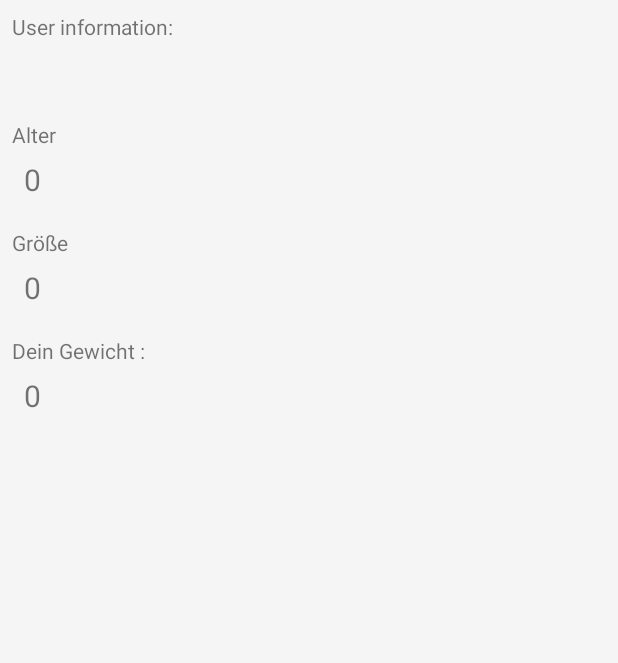
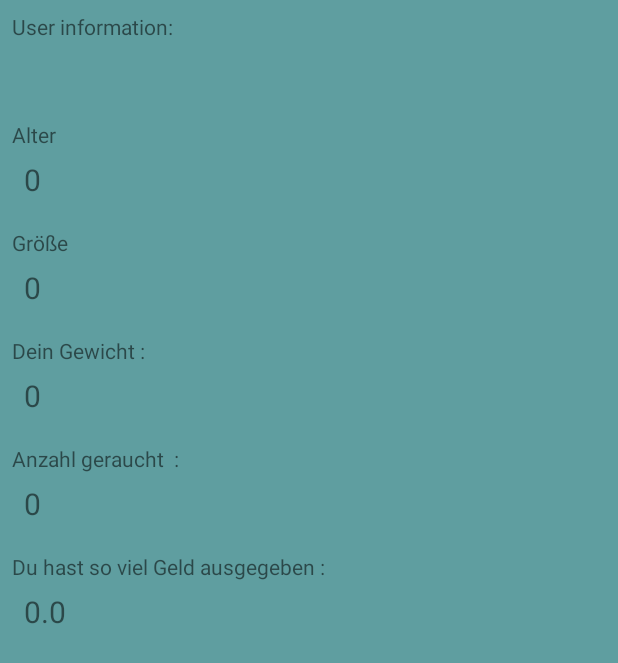
Before and after one commit to racestar4/SmokerApp, an Android app: the StatisticsActivity screen opened directly, with no data from a screen before it, on a phone screen of 412 x 824 dp. Shown: the top 663 px of the screen. Run offline under Robolectric (Android 15) with nearby library versions, the phone set to English and light mode, and no system bars.

Commit message:
final Version 0.9

```diff
--- a/app/src/main/java/com/example/smokeapp/smokeapp/InfoActivity.java
+++ b/app/src/main/java/com/example/smokeapp/smokeapp/InfoActivity.java
@@ -6,21 +6,24 @@ import android.support.annotation.Nullable;
 import android.widget.ArrayAdapter;
 import android.widget.ListAdapter;
 import android.widget.ListView;
+import android.widget.TextView;
 
 public class InfoActivity extends Activity {
 
     ListView lView;
-
     @Override
     protected void onCreate(@Nullable Bundle savedInstanceState) {
         super.onCreate(savedInstanceState);
         // load the layout
             setContentView(R.layout.activity_info);
 
+
             lView = (ListView) findViewById(R.id.list_viewasd);
             String[] functions = getResources().getStringArray(R.array.list_arrayasd);
 
+
             ListAdapter adapter = new ArrayAdapter<String>(this, android.R.layout.simple_list_item_1, functions);
             lView.setAdapter(adapter);
+
         }
 }
--- a/app/src/main/java/com/example/smokeapp/smokeapp/StatisticsActivity.java
+++ b/app/src/main/java/com/example/smokeapp/smokeapp/StatisticsActivity.java
@@ -14,6 +14,9 @@ public class StatisticsActivity extends Activity {
     TextView aage;
     TextView aasize;
     TextView aweight;
+    TextView smoked;
+    TextView costs;
+
     User user;
 
     @Override
@@ -35,6 +38,11 @@ public class StatisticsActivity extends Activity {
          aweight = (TextView) findViewById(R.id.AnzeigeWeight);
          aweight.setText(Integer.toString(user.weight));
 
+        smoked = (TextView) findViewById(R.id.smokedCounter);
+        smoked.setText(Integer.toString(user.smokedCounter));
+
+        costs = (TextView) findViewById(R.id.costCounter);
+        costs.setText(Double.toString(user.smokedCounter * 0.3));
     }
 
 }
--- a/app/src/main/java/com/example/smokeapp/smokeapp/User.java
+++ b/app/src/main/java/com/example/smokeapp/smokeapp/User.java
@@ -13,5 +13,6 @@ public class User {
 
     public User(){
         name="";
+        smokedCounter=0;
     }
 }
--- a/app/src/main/res/layout/activity_config.xml
+++ b/app/src/main/res/layout/activity_config.xml
@@ -5,7 +5,7 @@
     android:id="@+id/c"
     android:layout_width="match_parent"
     android:layout_height="match_parent"
-    android:background="@color/colorPrimaryDark"
+    android:background="@color/CadetBlue"
     android:maxHeight="800dp"
     android:maxWidth="800dp"
     android:minHeight="100dp"
--- a/app/src/main/res/layout/activity_reg.xml
+++ b/app/src/main/res/layout/activity_reg.xml
@@ -4,7 +4,7 @@ xmlns:tools="http://schemas.android.com/tools"
 android:id="@+id/c"
 android:layout_width="match_parent"
 android:layout_height="match_parent"
-android:background="@color/colorPrimaryDark"
+android:background="@color/CadetBlue"
 android:maxHeight="800dp"
 android:maxWidth="800dp"
 android:minHeight="100dp"
--- a/app/src/main/res/layout/activity_statistics.xml
+++ b/app/src/main/res/layout/activity_statistics.xml
@@ -6,7 +6,7 @@
     android:id="@+id/linearLayout2"
     android:layout_width="match_parent"
     android:layout_height="match_parent"
-    android:background="@color/WhiteSmoke"
+    android:background="@color/CadetBlue"
     tools:context=".MainActivity"
     tools:layout_editor_absoluteY="81dp">
 
@@ -70,7 +70,7 @@
                     android:layout_marginEnd="8dp"
                     android:layout_marginStart="8dp"
                     android:text="Hier soll dein Alter stehen"
-                    android:textSize="20dp"
+                    android:textSize="20sp"
                     app:layout_constraintBottom_toBottomOf="parent"
                     app:layout_constraintEnd_toEndOf="parent"
                     app:layout_constraintHorizontal_bias="0.448"
@@ -120,6 +120,51 @@
                     app:layout_constraintHorizontal_bias="0.448"
                     app:layout_constraintStart_toStartOf="parent" />
 
+                <TextView
+                    android:id="@+id/textSmoked"
+                    android:layout_width="match_parent"
+                    android:layout_height="26dp"
+                    android:text="Anzahl geraucht  : "
+                    tools:layout_editor_absoluteX="71dp"
+                    tools:layout_editor_absoluteY="129dp" />
+
+                <TextView
+                    android:id="@+id/smokedCounter"
+                    android:layout_width="399dp"
+                    android:layout_height="36dp"
+                    android:layout_marginBottom="10dp"
+                    android:layout_marginEnd="8dp"
+                    android:layout_marginStart="8dp"
+                    android:text="Du stehen deine gerauchten Kippen"
+                    android:textSize="20dp"
+                    app:layout_constraintBottom_toBottomOf="parent"
+                    app:layout_constraintEnd_toEndOf="parent"
+                    app:layout_constraintHorizontal_bias="0.448"
+                    app:layout_constraintStart_toStartOf="parent" />
+
+                <TextView
+                    android:id="@+id/textCosts"
+                    android:layout_width="match_parent"
+                    android:layout_height="26dp"
+                    android:text="Du hast so viel Geld ausgegeben : "
+                    tools:layout_editor_absoluteX="71dp"
+                    tools:layout_editor_absoluteY="129dp" />
+
+                <TextView
+                    android:id="@+id/costCounter"
+                    android:layout_width="399dp"
+                    android:layout_height="36dp"
+                    android:layout_marginBottom="10dp"
+                    android:layout_marginEnd="8dp"
+                    android:layout_marginStart="8dp"
+                    android:text="Hier steht dein ausgegebens Geld"
+                    android:textSize="20dp"
+                    app:layout_constraintBottom_toBottomOf="parent"
+                    app:layout_constraintEnd_toEndOf="parent"
+                    app:layout_constraintHorizontal_bias="0.448"
+                    app:layout_constraintStart_toStartOf="parent" />
+
+
             </LinearLayout>
         </LinearLayout>
     </ScrollView>
```
Also changed, not shown: app/src/main/java/com/example/smokeapp/smokeapp/MainActivity.java (+5 -3 lines), app/src/main/res/layout/activity_info.xml (+7 -3 lines), app/src/main/res/values/arrays.xml (+18 -19 lines).
